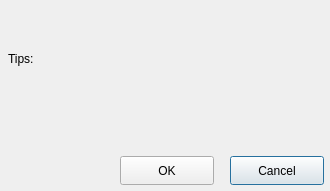
First picture: the form in src/fcitxwarndialog.ui, repository UbuntuKylin/youker-assistant, before the edit.
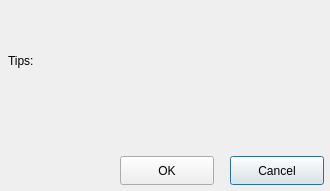
Second picture: the form after the edit. Icons and pictures are not drawn.

Commit message: Dialog Font Display

Patch:
```diff
--- a/src/fcitxwarndialog.ui
+++ b/src/fcitxwarndialog.ui
@@ -66,7 +66,7 @@
      <x>8</x>
      <y>51</y>
      <width>291</width>
-     <height>16</height>
+     <height>21</height>
     </rect>
    </property>
    <property name="text">
```
The commit also changes 3 other files.
